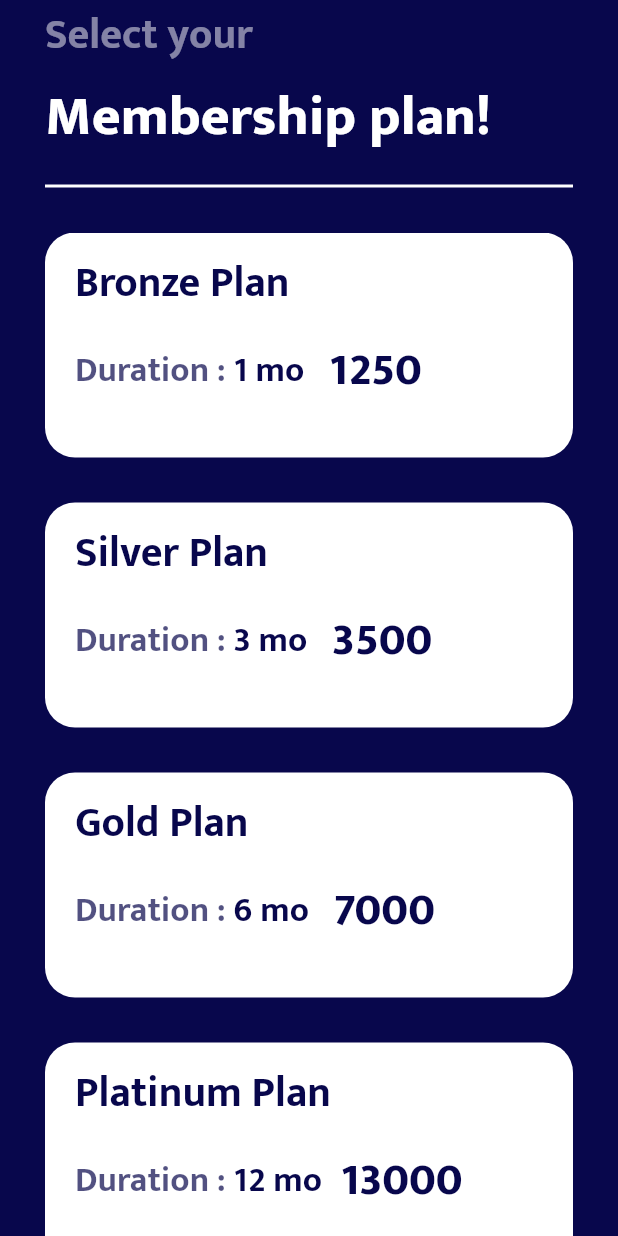
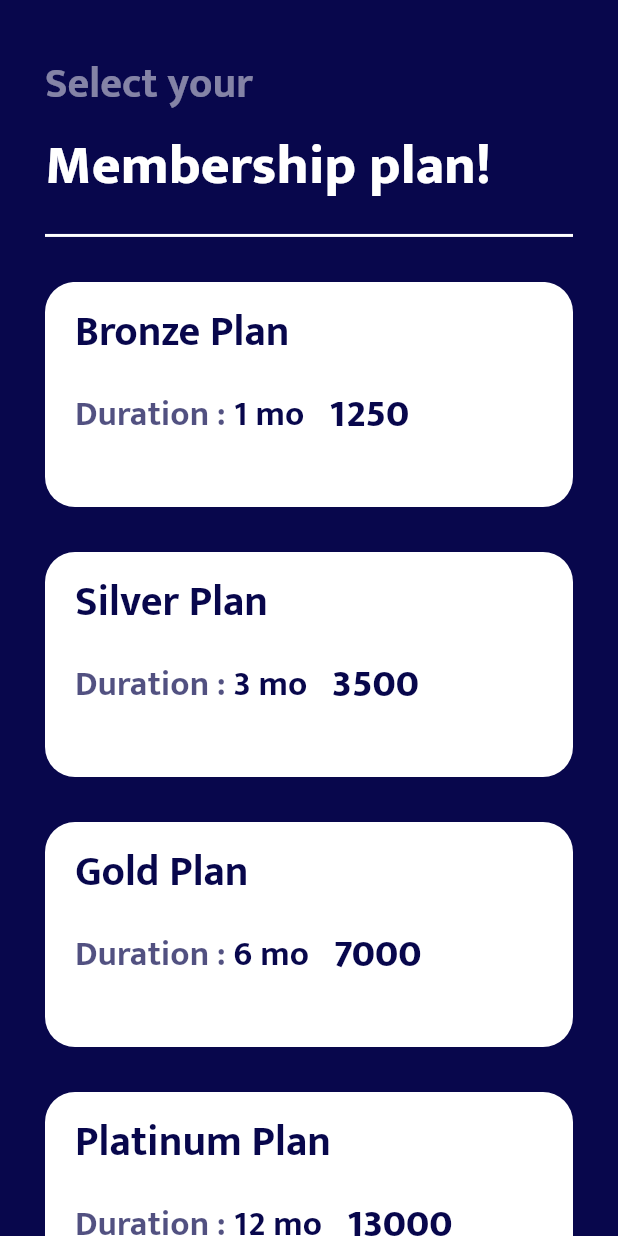
Before and after one commit to ShivamPundir12/ND_Fitness-new, a Flutter app: the Membership screen opened by its route, on a phone screen of 412 x 824 dp. Run offline on Flutter 3.47's test engine with Material 2 defaults, Android fonts, the phone set to English and light mode, and no system bars; our stand-ins replace cloud_firestore, firebase_auth, firebase_core, flutter_secure_storage, form_field_validator; accounts and stored records are empty.

Commit message:
15-04-23

```diff
--- a/lib/main.dart
+++ b/lib/main.dart
@@ -7,7 +7,7 @@ import 'package:nd_fitness/screens/auth/sign_up.dart';
 import 'package:nd_fitness/screens/info/activity_level.dart';
 import 'package:nd_fitness/screens/info/age/age.dart';
 import 'package:nd_fitness/screens/info/gender.dart';
-import 'package:nd_fitness/screens/info/membership.dart';
+import 'package:nd_fitness/screens/info/membership/membership.dart';
 import 'package:nd_fitness/screens/info/profile.dart';
 import 'package:nd_fitness/screens/onboard/onboarding_scrn.dart';
 import 'package:nd_fitness/screens/onboard/splash_scrn.dart';
--- a/lib/screens/info/activity_level.dart
+++ b/lib/screens/info/activity_level.dart
@@ -53,9 +53,9 @@ class _Activity_levelState extends State<Activity_level> {
               height: MediaQuery.of(context).size.height * 0.1,
             ),
             InkWell(
-              onTap: () async {
+              onTap: () {
                 try {
-                  await Firecloud.addphysicalactiv(activ1);
+                  Firecloud.addphysicalactiv(activ1);
                   Message.custommessage("You Will Start as $activ1", context);
 
                   // Set _isSelected to true when activity level is selected
@@ -91,9 +91,9 @@ class _Activity_levelState extends State<Activity_level> {
               height: 20,
             ),
             InkWell(
-              onTap: () async {
+              onTap: () {
                 try {
-                  await Firecloud.addphysicalactiv(activ2);
+                  Firecloud.addphysicalactiv(activ2);
                   Message.custommessage("You Will Start as $activ2", context);
 
                   // Set _isSelected to true when activity level is selected
@@ -129,9 +129,9 @@ class _Activity_levelState extends State<Activity_level> {
               height: 20,
             ),
             InkWell(
-              onTap: () async {
+              onTap: () {
                 try {
-                  await Firecloud.addphysicalactiv(activ3);
+                  Firecloud.addphysicalactiv(activ3);
                   Message.custommessage("You Will Start as $activ3", context);
 
                   // Set _isSelected to true when activity level is selected
--- a/lib/screens/info/gender.dart
+++ b/lib/screens/info/gender.dart
@@ -51,9 +51,9 @@ class _GenderState extends State<Gender> {
               height: MediaQuery.of(context).size.height * 0.03,
             ),
             InkWell(
-              onTap: () async {
+              onTap: () {
                 try {
-                  await Firecloud.selectgen(gen1);
+                  Firecloud.selectgen(gen1);
                   Message.custommessage("You Will Start as $gen1", context);
 
                   // Set _isSelected to true when activity level is selected
@@ -92,9 +92,9 @@ class _GenderState extends State<Gender> {
               height: MediaQuery.of(context).size.height * 0.05,
             ),
             InkWell(
-              onTap: () async {
+              onTap: () {
                 try {
-                  await Firecloud.selectgen(gen2);
+                  Firecloud.selectgen(gen2);
                   Message.custommessage("You Will Start as $gen2", context);
 
                   // Set _isSelected to true when activity level is selected
--- a/lib/screens/info/membership.dart
+++ /dev/null
@@ -1,319 +0,0 @@
-import 'package:flutter/material.dart';
-
-import '../../materials/colors.dart';
-import '../../services/secure_storage.dart';
-
-class Membership extends StatefulWidget {
-  const Membership({Key? key}) : super(key: key);
-
-  @override
-  State<Membership> createState() => _MembershipState();
-}
-
-class _MembershipState extends State<Membership> {
-  final secure_storage secureStorage = secure_storage();
-  @override
-  Widget build(BuildContext context) {
-    return Scaffold(
-      backgroundColor: background_color,
-      body: Container(
-        padding: EdgeInsets.symmetric(horizontal: 30),
-        child: Column(
-          crossAxisAlignment: CrossAxisAlignment.start,
-          children: [
-            Container(
-              padding: EdgeInsets.only(
-                  top: MediaQuery.of(context).size.height * 0.0),
-              child: Text(
-                "Select your",
-                style: TextStyle(
-                  color: text_color2.withOpacity(0.5),
-                  fontSize: 28,
-                  fontWeight: FontWeight.w700,
-                  fontFamily: "Mukta",
-                ),
-              ),
-            ),
-            Container(
-              child: Text(
-                "Membership plan!",
-                style: TextStyle(
-                    color: text_color2,
-                    fontSize: 37,
-                    fontWeight: FontWeight.w900,
-                    fontFamily: "Mukta"),
-              ),
-            ),
-            SizedBox(
-              height: 15,
-            ),
-            Container(
-              height: 2,
-              width: MediaQuery.of(context).size.width,
-              color: text_color2,
-            ),
-            SizedBox(
-              height: 30,
-            ),
-            Expanded(
-              child: SingleChildScrollView(
-                child: InkWell(
-                  onTap: () => Navigator.pushNamed(context, "/usrprofile"),
-                  child: Container(
-                    child: Column(
-                      children: [
-                        Container(
-                          padding: EdgeInsets.symmetric(
-                              horizontal: 20, vertical: 10),
-                          height: 150,
-                          width: MediaQuery.of(context).size.width,
-                          decoration: BoxDecoration(
-                              color: text_color2,
-                              borderRadius: BorderRadius.circular(20)),
-                          child: Column(
-                            crossAxisAlignment: CrossAxisAlignment.start,
-                            children: [
-                              Text(
-                                'Bronze Plan',
-                                style: TextStyle(
-                                    color: background_color,
-                                    fontSize: 28,
-                                    fontWeight: FontWeight.w700,
-                                    fontFamily: 'Mukta'),
-                              ),
-                              SizedBox(
-                                height: 10,
-                              ),
-                              Row(
-                                children: [
-                                  Text(
-                                    'Duration : ',
-                                    style: TextStyle(
-                                        color:
-                                            background_color.withOpacity(0.7),
-                                        fontSize: 23,
-                                        fontWeight: FontWeight.w700,
-                                        fontFamily: 'Mukta'),
-                                  ),
-                                  Text(
-                                    '1 mo',
-                                    style: TextStyle(
-                                        color: background_color,
-                                        fontSize: 23,
-                                        fontWeight: FontWeight.w700,
-                                        fontFamily: 'Mukta'),
-                                  ),
-                                  SizedBox(
-                                    width: MediaQuery.of(context).size.width *
-                                        0.04,
-                                  ),
-                                  Text(
-                                    '1250',
-                                    style: TextStyle(
-                                        color: background_color,
-                                        fontSize: 30,
-                                        fontWeight: FontWeight.w900,
-                                        fontFamily: 'Mukta'),
-                                  ),
-                                ],
-                              )
-                            ],
-                          ),
-                        ),
-                        SizedBox(
-                          height: 30,
-                        ),
-                        Container(
-                          padding: EdgeInsets.symmetric(
-                              horizontal: 20, vertical: 10),
-                          height: 150,
-                          width: MediaQuery.of(context).size.width,
-                          decoration: BoxDecoration(
-                              color: text_color2,
-                              borderRadius: BorderRadius.circular(20)),
-                          child: Column(
-                            crossAxisAlignment: CrossAxisAlignment.start,
-                            children: [
-                              Text(
-                                'Silver Plan',
-                                style: TextStyle(
-                                    color: background_color,
-                                    fontSize: 28,
-                                    fontWeight: FontWeight.w700,
-                                    fontFamily: 'Mukta'),
-                              ),
-                              SizedBox(
-                                height: 10,
-                              ),
-                              Row(
-                                children: [
-                                  Text(
-                                    'Duration : ',
-                                    style: TextStyle(
-                                        color:
-                                            background_color.withOpacity(0.7),
-                                        fontSize: 23,
-                                        fontWeight: FontWeight.w700,
-                                        fontFamily: 'Mukta'),
-                                  ),
-                                  Text(
-                                    '3 mo',
-                                    style: TextStyle(
-                                        color: background_color,
-                                        fontSize: 23,
-                                        fontWeight: FontWeight.w700,
-                                        fontFamily: 'Mukta'),
-                                  ),
-                                  SizedBox(
-                                    width: MediaQuery.of(context).size.width *
-                                        0.04,
-                                  ),
-                                  Text(
-                                    '3500',
-                                    style: TextStyle(
-                                        color: background_color,
-                                        fontSize: 30,
-                                        fontWeight: FontWeight.w900,
-                                        fontFamily: 'Mukta'),
-                                  ),
-                                ],
-                              )
-                            ],
-                          ),
-                        ),
-                        SizedBox(
-                          height: 30,
-                        ),
-                        Container(
-                          padding: EdgeInsets.symmetric(
-                              horizontal: 20, vertical: 10),
-                          height: 150,
-                          width: MediaQuery.of(context).size.width,
-                          decoration: BoxDecoration(
-                              color: text_color2,
-                              borderRadius: BorderRadius.circular(20)),
-                          child: Column(
-                            crossAxisAlignment: CrossAxisAlignment.start,
-                            children: [
-                              Text(
-                                'Gold Plan',
-                                style: TextStyle(
-                                    color: background_color,
-                                    fontSize: 28,
-                                    fontWeight: FontWeight.w700,
-                                    fontFamily: 'Mukta'),
-                              ),
-                              SizedBox(
-                                height: 10,
-                              ),
-                              Row(
-                                children: [
-                                  Text(
-                                    'Duration : ',
-                                    style: TextStyle(
-                                        color:
-                                            background_color.withOpacity(0.7),
-                                        fontSize: 23,
-                                        fontWeight: FontWeight.w700,
-                                        fontFamily: 'Mukta'),
-                                  ),
-                                  Text(
-                                    '6 mo',
-                                    style: TextStyle(
-                                        color: background_color,
-                                        fontSize: 23,
-                                        fontWeight: FontWeight.w700,
-                                        fontFamily: 'Mukta'),
-                                  ),
-                                  SizedBox(
-                                    width: MediaQuery.of(context).size.width *
-                                        0.04,
-                                  ),
-                                  Text(
-                                    '7000',
-                                    style: TextStyle(
-                                        color: background_color,
-                                        fontSize: 30,
-                                        fontWeight: FontWeight.w900,
-                                        fontFamily: 'Mukta'),
-                                  ),
-                                ],
-                              )
-                            ],
-                          ),
-                        ),
-                        SizedBox(
-                          height: 30,
-                        ),
-                        Container(
-                          padding: EdgeInsets.symmetric(
-                              horizontal: 20, vertical: 10),
-                          height: 150,
-                          width: MediaQuery.of(context).size.width,
-                          decoration: BoxDecoration(
-                              color: text_color2,
-                              borderRadius: BorderRadius.circular(20)),
-                          child: Column(
-                            crossAxisAlignment: CrossAxisAlignment.start,
-                            children: [
-                              Text(
-                                'Platinum Plan',
-                                style: TextStyle(
-                                    color: background_color,
-                                    fontSize: 28,
-                                    fontWeight: FontWeight.w700,
-                                    fontFamily: 'Mukta'),
-                              ),
-                              SizedBox(
-                                height: 10,
-                              ),
-                              Row(
-                                children: [
-                                  Text(
-                                    'Duration : ',
-                                    style: TextStyle(
-                                        color:
-                                            background_color.withOpacity(0.7),
-                                        fontSize: 23,
-                                        fontWeight: FontWeight.w700,
-                                        fontFamily: 'Mukta'),
-                                  ),
-                                  Text(
-                                    '12 mo',
-                                    style: TextStyle(
-                                        color: background_color,
-                                        fontSize: 23,
-                                        fontWeight: FontWeight.w700,
-                                        fontFamily: 'Mukta'),
-                                  ),
-                                  SizedBox(
-                                    height: MediaQuery.of(context).size.height *
-                                        0.02,
-                                    width: MediaQuery.of(context).size.width *
-                                        0.03,
-                                  ),
-                                  Text(
-                                    '13000',
-                                    style: TextStyle(
-                                        color: background_color,
-                                        fontSize: 30,
-                                        fontWeight: FontWeight.w900,
-                                        fontFamily: 'Mukta'),
-                                  ),
-                                ],
-                              )
-                            ],
-                          ),
-                        ),
-                      ],
-                    ),
-                  ),
-                ),
-              ),
-            )
-          ],
-        ),
-      ),
-    );
-  }
-}
--- /dev/null
+++ b/lib/screens/info/membership/membership.dart
@@ -0,0 +1,98 @@
+import 'package:flutter/material.dart';
+import 'package:nd_fitness/screens/info/membership/plan_card.dart';
+
+import '../../../materials/colors.dart';
+import '../../../services/secure_storage.dart';
+
+class Membership extends StatefulWidget {
+  const Membership({Key? key}) : super(key: key);
+
+  @override
+  State<Membership> createState() => _MembershipState();
+}
+
+class _MembershipState extends State<Membership> {
+  final secure_storage secureStorage = secure_storage();
+  @override
+  Widget build(BuildContext context) {
+    return Scaffold(
+      backgroundColor: background_color,
+      body: Container(
+        padding: EdgeInsets.symmetric(horizontal: 30),
+        child: Column(
+          crossAxisAlignment: CrossAxisAlignment.start,
+          children: [
+            Container(
+              padding: EdgeInsets.only(
+                  top: MediaQuery.of(context).size.height * 0.04),
+              child: Text(
+                "Select your",
+                style: TextStyle(
+                  color: text_color2.withOpacity(0.5),
+                  fontSize: 28,
+                  fontWeight: FontWeight.w700,
+                  fontFamily: "Mukta",
+                ),
+              ),
+            ),
+            Container(
+              child: Text(
+                "Membership plan!",
+                style: TextStyle(
+                    color: text_color2,
+                    fontSize: 37,
+                    fontWeight: FontWeight.w900,
+                    fontFamily: "Mukta"),
+              ),
+            ),
+            SizedBox(
+              height: 15,
+            ),
+            Container(
+              height: 2,
+              width: MediaQuery.of(context).size.width,
+              color: text_color2,
+            ),
+            SizedBox(
+              height: 30,
+            ),
+            Expanded(
+              child: SingleChildScrollView(
+                child: InkWell(
+                  onTap: () => Navigator.pushNamedAndRemoveUntil(
+                    context,
+                    "/usrprofile",
+                    ((route) => false),
+                  ),
+                  child: Container(
+                    child: Column(
+                      children: [
+                        PlanCard(
+                          t1: "Bronze Plan",
+                          t2: "1 mo",
+                          t3: "1250",
+                        ),
+                        SizedBox(
+                          height: 30,
+                        ),
+                        PlanCard(t1: "Silver Plan", t2: "3 mo", t3: "3500"),
+                        SizedBox(
+                          height: 30,
+                        ),
+                        PlanCard(t1: "Gold Plan", t2: "6 mo", t3: "7000"),
+                        SizedBox(
+                          height: 30,
+                        ),
+                        PlanCard(t1: "Platinum Plan", t2: "12 mo", t3: "13000")
+                      ],
+                    ),
+                  ),
+                ),
+              ),
+            )
+          ],
+        ),
+      ),
+    );
+  }
+}
--- /dev/null
+++ b/lib/screens/info/membership/plan_card.dart
@@ -0,0 +1,68 @@
+import 'package:flutter/material.dart';
+
+import '../../../materials/colors.dart';
+
+class PlanCard extends StatelessWidget {
+  final String t1;
+  final String t2;
+  final String t3;
+  PlanCard({Key? key, required this.t1, required this.t2, required this.t3})
+      : super(key: key);
+  @override
+  Widget build(BuildContext context) {
+    return Container(
+      padding: EdgeInsets.symmetric(horizontal: 20, vertical: 10),
+      height: 150,
+      width: MediaQuery.of(context).size.width,
+      decoration: BoxDecoration(
+          color: text_color2, borderRadius: BorderRadius.circular(20)),
+      child: Column(
+        crossAxisAlignment: CrossAxisAlignment.start,
+        children: [
+          Text(
+            "${t1}",
+            style: TextStyle(
+                color: background_color,
+                fontSize: 28,
+                fontWeight: FontWeight.w700,
+                fontFamily: 'Mukta'),
+          ),
+          SizedBox(
+            height: 10,
+          ),
+          Row(
+            children: [
+              Text(
+                'Duration : ',
+                style: TextStyle(
+                    color: background_color.withOpacity(0.7),
+                    fontSize: 23,
+                    fontWeight: FontWeight.w700,
+                    fontFamily: 'Mukta'),
+              ),
+              Text(
+                "${t2}",
+                style: TextStyle(
+                    color: background_color,
+                    fontSize: 23,
+                    fontWeight: FontWeight.w700,
+                    fontFamily: 'Mukta'),
+              ),
+              SizedBox(
+                width: MediaQuery.of(context).size.width * 0.04,
+              ),
+              Text(
+                "${t3}",
+                style: TextStyle(
+                    color: background_color,
+                    fontSize: 26,
+                    fontWeight: FontWeight.w900,
+                    fontFamily: 'Mukta'),
+              ),
+            ],
+          )
+        ],
+      ),
+    );
+  }
+}
--- a/lib/screens/user/profile.dart
+++ b/lib/screens/user/profile.dart
@@ -19,14 +19,18 @@ class _Usr_ProfileState extends State<Usr_Profile> {
   Widget build(BuildContext context) {
     return Scaffold(
         appBar: AppBar(
+          automaticallyImplyLeading: false,
           actions: [
             IconButton(
                 onPressed: () async {
-                  await FirebaseAuth.instance.signOut().whenComplete(() =>
-                      secureStorage.deleteSecureData('email').whenComplete(
-                            () => Navigator.pushNamedAndRemoveUntil(
-                                context, '/signin', (route) => false),
-                          ));
+                  await FirebaseAuth.instance.signOut().whenComplete(
+                        () => secureStorage
+                            .deleteSecureData('email')
+                            .whenComplete(
+                              () => Navigator.pushNamedAndRemoveUntil(
+                                  context, '/signin', (route) => false),
+                            ),
+                      );
                 },
                 icon: Icon(Icons.logout_outlined))
           ],
--- a/lib/services/firestore.dart
+++ b/lib/services/firestore.dart
@@ -62,6 +62,7 @@ class Firecloud {
         .update({'Physical Activity': activity});
   }
 
+  // Add Gender To the database
   static selectgen(String gend) async {
     var firebaseUser = FirebaseAuth.instance.currentUser;
     var collection = FirebaseFirestore.instance.collection('userdetail');
```
